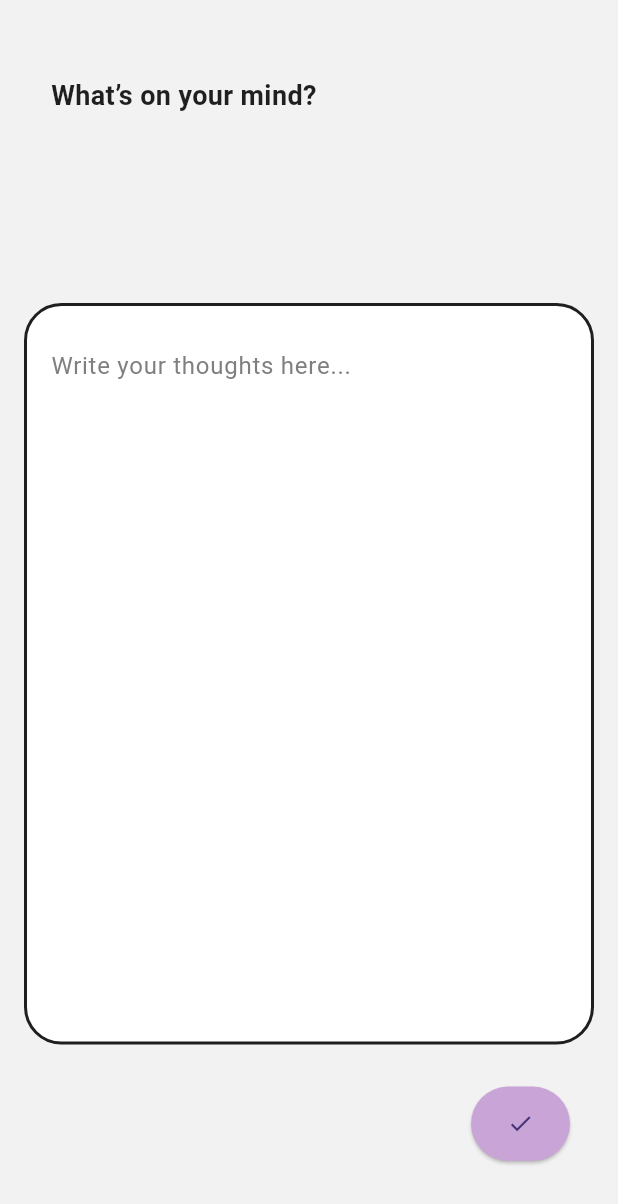
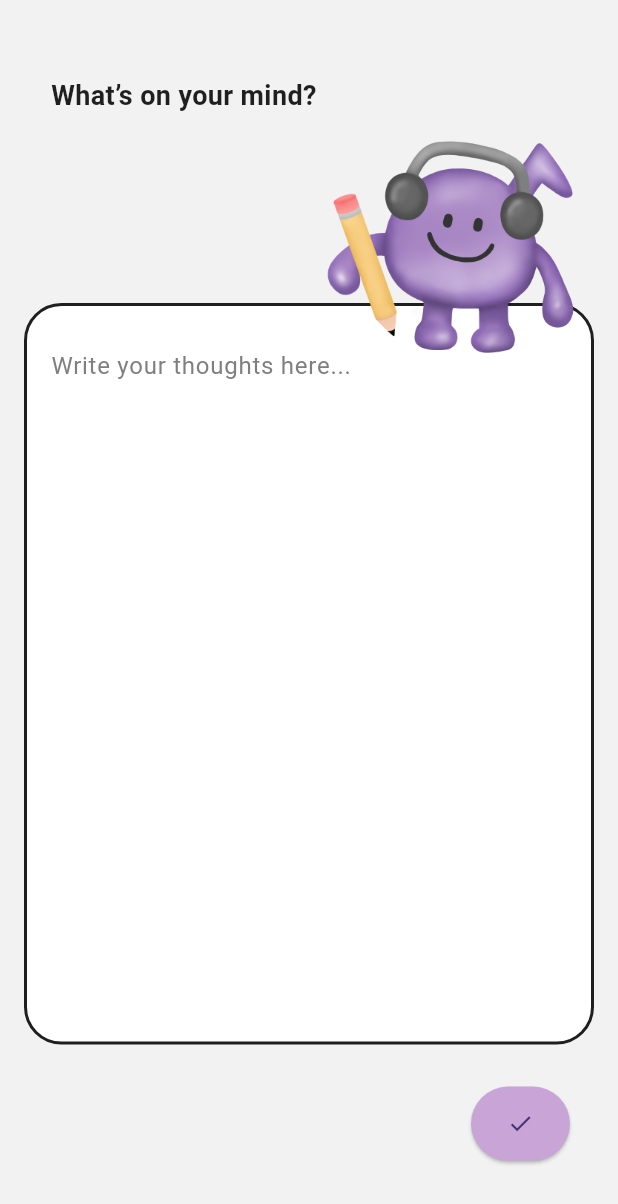
Before and after one commit to yjia28tan/EmoSense-Application, a Flutter app: the DescriptionPage screen opened directly with empty values, after a tap on the "check" icon, on a phone screen of 412 x 824 dp. Shown: the top 1204 px of the screen. Run offline on Flutter 3.47's test engine with Material 3 defaults, Android fonts, the phone set to English and light mode, and no system bars; our stand-ins replace camera, cloud_firestore, firebase_auth, firebase_core, fl_chart, flutter_dotenv and 4 more; accounts and stored records are empty; network calls fail; statements that could not run were skipped.

```diff
--- a/EmoSense/lib/api_services/spotify_services.dart
+++ b/EmoSense/lib/api_services/spotify_services.dart
@@ -101,6 +101,7 @@ class SpotifyService {
       if (response.statusCode == 200) {
         final data = json.decode(response.body);
         final playlists = data['playlists']['items'] as List;
+
         return playlists.map((playlist) => playlist['id'] as String).toList();
       } else {
         throw Exception('Failed to search playlists: ${response.statusCode} - ${response.body}');
--- a/EmoSense/lib/pages/add_emotion_page.dart
+++ b/EmoSense/lib/pages/add_emotion_page.dart
@@ -163,6 +163,7 @@ class _EmotionDetectionPageState extends State<EmotionDetectionPage> {
                         onPressed: () {
                           setState(() {
                             _capturedImage = null; // Reset captured image
+                            isLoading = false; // Stop loading
                           });
                         },
                       ),
--- a/EmoSense/lib/pages/mind_description_page.dart
+++ b/EmoSense/lib/pages/mind_description_page.dart
@@ -79,9 +79,11 @@ class _DescriptionPageState extends State<DescriptionPage> {
         String? genreForDetectedEmotion = emotionGenreMap[emotionIndexMap[widget
             .detectedEmotion] ?? 0];
 
-        final playlists = await spotifyService.searchPlaylists(
-            genreForDetectedEmotion);
-        print('Playlists: $playlists');
+        String? query = widget.detectedEmotion + ' ' +  genreForDetectedEmotion;
+
+        print('\n-----------------------------Query: $query\n');
+
+        final playlists = await spotifyService.searchPlaylists(query);
 
         // Fetch tracks from the playlists
         tracksRecommended =
@@ -215,6 +217,16 @@ class _DescriptionPageState extends State<DescriptionPage> {
                   ),
                 ),
               ),
+            // Positioned image at the top right
+            Positioned(
+              top: -85, // Adjust this value to change vertical position
+              right: -10, // Adjust this value to change horizontal position
+              child: Image.asset(
+                'assets/write.png',
+                width: screenWidth * 0.60, // Adjust width as needed
+                height: screenHeight * 0.60, // Adjust height as needed
+              ),
+            ),
             if (isLoading) // Show the loading indicator when loading
               Center(
                 child: CircularProgressIndicator(),
```
